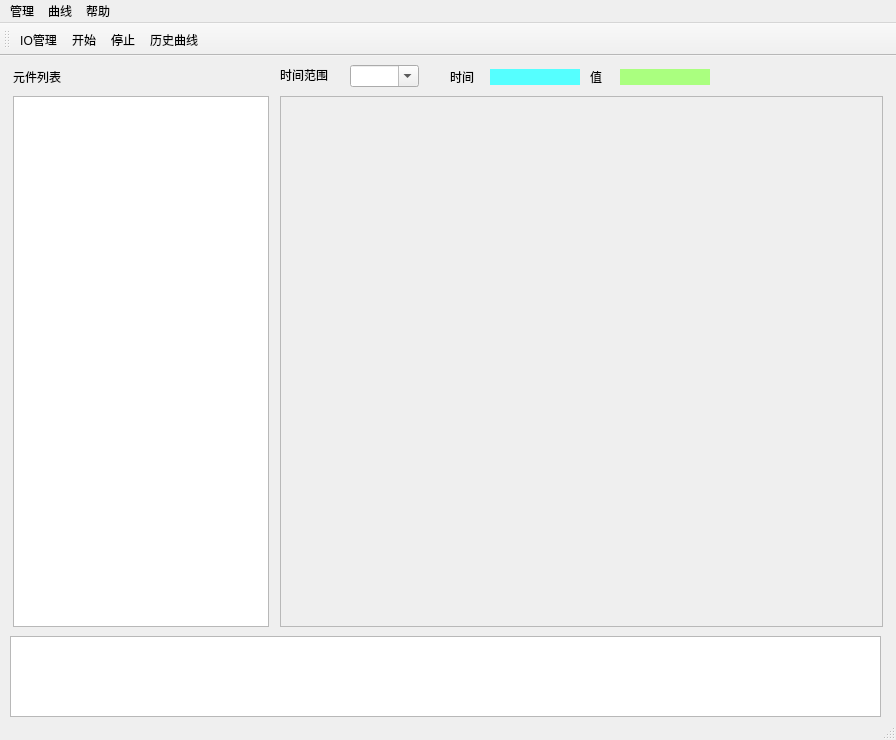
Qt form main.ui (yusp75/plc-recorder) before a commit.
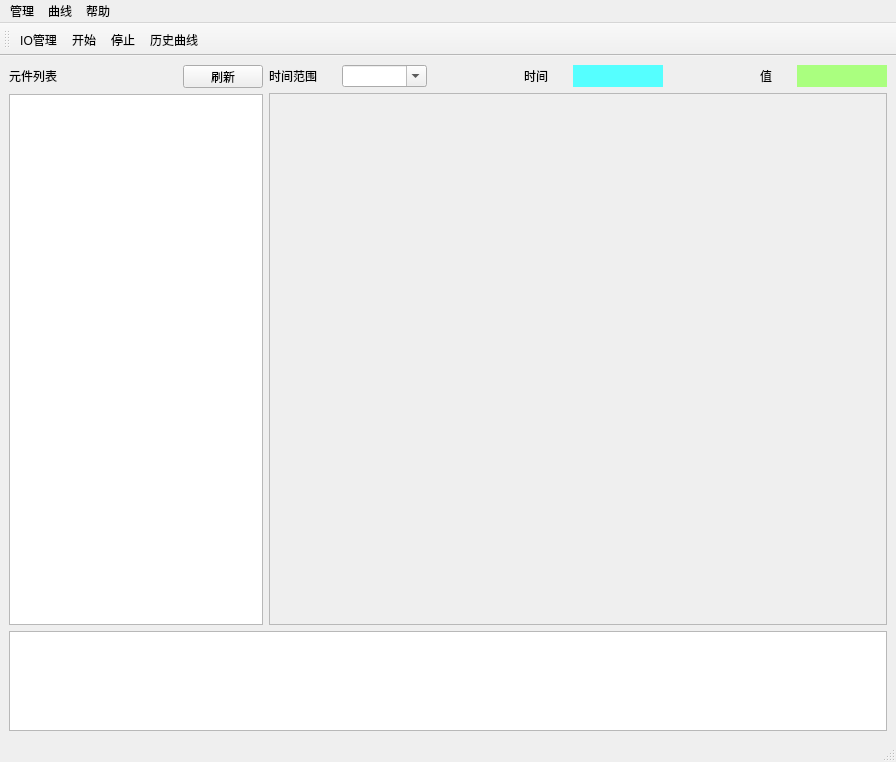
The same form after that commit. Icons and pictures are not drawn.

Commit message: 布局满屏

```diff
--- a/main.ui
+++ b/main.ui
@@ -14,83 +14,15 @@
    <string>MainWindow</string>
   </property>
   <widget class="QWidget" name="centralwidget">
-   <widget class="QListWidget" name="log_list">
-    <property name="geometry">
-     <rect>
-      <x>10</x>
-      <y>580</y>
-      <width>871</width>
-      <height>81</height>
-     </rect>
-    </property>
-    <property name="sizePolicy">
-     <sizepolicy hsizetype="Expanding" vsizetype="Expanding">
-      <horstretch>0</horstretch>
-      <verstretch>0</verstretch>
-     </sizepolicy>
-    </property>
-    <property name="minimumSize">
-     <size>
-      <width>0</width>
-      <height>0</height>
-     </size>
-    </property>
-    <property name="editTriggers">
-     <set>QAbstractItemView::NoEditTriggers</set>
-    </property>
-    <property name="showDropIndicator" stdset="0">
-     <bool>false</bool>
-    </property>
-    <property name="modelColumn">
-     <number>0</number>
-    </property>
-    <property name="sortingEnabled">
-     <bool>true</bool>
-    </property>
-   </widget>
-   <widget class="QScrollArea" name="scroll">
-    <property name="geometry">
-     <rect>
-      <x>280</x>
-      <y>40</y>
-      <width>603</width>
-      <height>531</height>
-     </rect>
-    </property>
-    <property name="minimumSize">
-     <size>
-      <width>603</width>
-      <height>531</height>
-     </size>
-    </property>
-    <property name="widgetResizable">
-     <bool>true</bool>
-    </property>
-    <widget class="QWidget" name="scrollAreaWidgetContents">
-     <property name="geometry">
-      <rect>
-       <x>0</x>
-       <y>0</y>
-       <width>601</width>
-       <height>529</height>
-      </rect>
-     </property>
-     <layout class="QVBoxLayout" name="verticalLayout_2">
+   <layout class="QGridLayout" name="gridLayout_3">
+    <item row="0" column="0">
+     <layout class="QVBoxLayout" name="verticalLayout">
       <item>
-       <layout class="QVBoxLayout" name="layout"/>
-      </item>
-     </layout>
-    </widget>
-   </widget>
+       <layout class="QHBoxLayout" name="horizontalLayout">
+        <item>
+         <layout class="QGridLayout" name="gridLayout">
+          <item row="0" column="0">
    <widget class="QLabel" name="label">
-    <property name="geometry">
-     <rect>
-      <x>13</x>
-      <y>13</y>
-      <width>54</width>
-      <height>16</height>
-     </rect>
-    </property>
     <property name="sizePolicy">
      <sizepolicy hsizetype="Fixed" vsizetype="Fixed">
       <horstretch>0</horstretch>
@@ -107,15 +39,44 @@
      <string>元件列表</string>
     </property>
    </widget>
+          </item>
+          <item row="0" column="1">
+           <spacer name="horizontalSpacer">
+            <property name="orientation">
+             <enum>Qt::Horizontal</enum>
+            </property>
+            <property name="sizeType">
+             <enum>QSizePolicy::Fixed</enum>
+            </property>
+            <property name="sizeHint" stdset="0">
+             <size>
+              <width>108</width>
+              <height>20</height>
+             </size>
+            </property>
+           </spacer>
+          </item>
+          <item row="0" column="2">
+           <widget class="QPushButton" name="btn_reload">
+            <property name="sizePolicy">
+             <sizepolicy hsizetype="Fixed" vsizetype="Fixed">
+              <horstretch>0</horstretch>
+              <verstretch>0</verstretch>
+             </sizepolicy>
+            </property>
+            <property name="minimumSize">
+             <size>
+              <width>75</width>
+              <height>23</height>
+             </size>
+            </property>
+            <property name="text">
+             <string>刷新</string>
+            </property>
+           </widget>
+          </item>
+          <item row="1" column="0" colspan="3">
    <widget class="QTreeView" name="tree">
-    <property name="geometry">
-     <rect>
-      <x>13</x>
-      <y>40</y>
-      <width>256</width>
-      <height>531</height>
-     </rect>
-    </property>
     <property name="sizePolicy">
      <sizepolicy hsizetype="Fixed" vsizetype="Expanding">
       <horstretch>0</horstretch>
@@ -153,53 +114,90 @@
      <bool>true</bool>
     </property>
    </widget>
-   <widget class="QComboBox" name="time_range">
-    <property name="geometry">
-     <rect>
-      <x>350</x>
-      <y>9</y>
-      <width>69</width>
-      <height>22</height>
-     </rect>
-    </property>
-    <property name="editable">
-     <bool>true</bool>
-    </property>
-   </widget>
+          </item>
+         </layout>
+        </item>
+        <item>
+         <layout class="QGridLayout" name="gridLayout_2">
+          <item row="0" column="0">
    <widget class="QLabel" name="label_2">
-    <property name="geometry">
-     <rect>
-      <x>280</x>
-      <y>13</y>
-      <width>54</width>
-      <height>12</height>
-     </rect>
-    </property>
     <property name="text">
      <string>时间范围</string>
     </property>
    </widget>
+          </item>
+          <item row="0" column="1">
+           <spacer name="horizontalSpacer_2">
+            <property name="orientation">
+             <enum>Qt::Horizontal</enum>
+            </property>
+            <property name="sizeType">
+             <enum>QSizePolicy::Fixed</enum>
+            </property>
+            <property name="sizeHint" stdset="0">
+             <size>
+              <width>13</width>
+              <height>20</height>
+             </size>
+            </property>
+           </spacer>
+          </item>
+          <item row="0" column="2">
+           <widget class="QComboBox" name="time_range">
+            <property name="sizePolicy">
+             <sizepolicy hsizetype="Expanding" vsizetype="Fixed">
+              <horstretch>0</horstretch>
+              <verstretch>0</verstretch>
+             </sizepolicy>
+            </property>
+            <property name="editable">
+             <bool>true</bool>
+            </property>
+           </widget>
+          </item>
+          <item row="0" column="3">
+           <spacer name="horizontalSpacer_3">
+            <property name="orientation">
+             <enum>Qt::Horizontal</enum>
+            </property>
+            <property name="sizeHint" stdset="0">
+             <size>
+              <width>28</width>
+              <height>20</height>
+             </size>
+            </property>
+           </spacer>
+          </item>
+          <item row="0" column="4">
    <widget class="QLabel" name="label_3">
-    <property name="geometry">
-     <rect>
-      <x>450</x>
-      <y>13</y>
-      <width>31</width>
-      <height>16</height>
-     </rect>
-    </property>
     <property name="text">
      <string>时间</string>
     </property>
    </widget>
+          </item>
+          <item row="0" column="5">
+           <spacer name="horizontalSpacer_5">
+            <property name="orientation">
+             <enum>Qt::Horizontal</enum>
+            </property>
+            <property name="sizeType">
+             <enum>QSizePolicy::Fixed</enum>
+            </property>
+            <property name="sizeHint" stdset="0">
+             <size>
+              <width>13</width>
+              <height>20</height>
+             </size>
+            </property>
+           </spacer>
+          </item>
+          <item row="0" column="6">
    <widget class="QLabel" name="value_x">
-    <property name="geometry">
-     <rect>
-      <x>490</x>
-      <y>13</y>
-      <width>90</width>
-      <height>16</height>
-     </rect>
+            <property name="sizePolicy">
+             <sizepolicy hsizetype="Expanding" vsizetype="Preferred">
+              <horstretch>0</horstretch>
+              <verstretch>0</verstretch>
+             </sizepolicy>
     </property>
     <property name="minimumSize">
      <size>
@@ -214,27 +212,50 @@
      <string/>
     </property>
    </widget>
+          </item>
+          <item row="0" column="7">
+           <spacer name="horizontalSpacer_6">
+            <property name="orientation">
+             <enum>Qt::Horizontal</enum>
+            </property>
+            <property name="sizeHint" stdset="0">
+             <size>
+              <width>28</width>
+              <height>20</height>
+             </size>
+            </property>
+           </spacer>
+          </item>
+          <item row="0" column="8">
    <widget class="QLabel" name="label_5">
-    <property name="geometry">
-     <rect>
-      <x>590</x>
-      <y>13</y>
-      <width>21</width>
-      <height>16</height>
-     </rect>
-    </property>
     <property name="text">
      <string>值</string>
     </property>
    </widget>
+          </item>
+          <item row="0" column="9">
+           <spacer name="horizontalSpacer_4">
+            <property name="orientation">
+             <enum>Qt::Horizontal</enum>
+            </property>
+            <property name="sizeType">
+             <enum>QSizePolicy::Fixed</enum>
+            </property>
+            <property name="sizeHint" stdset="0">
+             <size>
+              <width>13</width>
+              <height>20</height>
+             </size>
+            </property>
+           </spacer>
+          </item>
+          <item row="0" column="10">
    <widget class="QLabel" name="value_y">
-    <property name="geometry">
-     <rect>
-      <x>620</x>
-      <y>13</y>
-      <width>90</width>
-      <height>16</height>
-     </rect>
+            <property name="sizePolicy">
+             <sizepolicy hsizetype="Expanding" vsizetype="Preferred">
+              <horstretch>0</horstretch>
+              <verstretch>0</verstretch>
+             </sizepolicy>
     </property>
     <property name="minimumSize">
      <size>
@@ -249,6 +270,70 @@
      <string/>
     </property>
    </widget>
+          </item>
+          <item row="1" column="0" colspan="11">
+           <widget class="QScrollArea" name="scroll">
+            <property name="minimumSize">
+             <size>
+              <width>603</width>
+              <height>531</height>
+             </size>
+            </property>
+            <property name="widgetResizable">
+             <bool>true</bool>
+            </property>
+            <widget class="QWidget" name="scrollAreaWidgetContents">
+             <property name="geometry">
+              <rect>
+               <x>0</x>
+               <y>0</y>
+               <width>613</width>
+               <height>529</height>
+              </rect>
+             </property>
+             <layout class="QVBoxLayout" name="verticalLayout_2">
+              <item>
+               <layout class="QVBoxLayout" name="layout"/>
+              </item>
+             </layout>
+            </widget>
+           </widget>
+          </item>
+         </layout>
+        </item>
+       </layout>
+      </item>
+      <item>
+       <widget class="QListWidget" name="log_list">
+        <property name="sizePolicy">
+         <sizepolicy hsizetype="Expanding" vsizetype="Fixed">
+          <horstretch>0</horstretch>
+          <verstretch>0</verstretch>
+         </sizepolicy>
+        </property>
+        <property name="minimumSize">
+         <size>
+          <width>871</width>
+          <height>100</height>
+         </size>
+        </property>
+        <property name="editTriggers">
+         <set>QAbstractItemView::NoEditTriggers</set>
+        </property>
+        <property name="showDropIndicator" stdset="0">
+         <bool>false</bool>
+        </property>
+        <property name="modelColumn">
+         <number>0</number>
+        </property>
+        <property name="sortingEnabled">
+         <bool>true</bool>
+        </property>
+       </widget>
+      </item>
+     </layout>
+    </item>
+   </layout>
   </widget>
   <widget class="QMenuBar" name="menubar">
    <property name="geometry">
```
Lines whose indentation alone changed are shown as unchanged. The commit also changes 1 other file.
